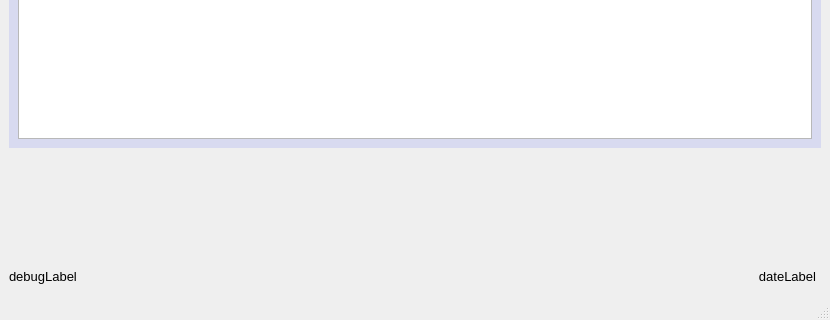
lrfbranco/soft-robotics-gui, file soft-robotics-gui/mainwindow.ui: the form before one commit; both pictures show x 0 to 830 and y 338 to 658 of the 830 by 658 pixel window.
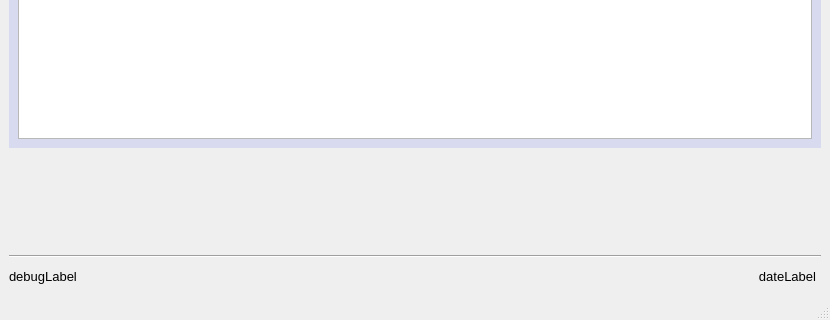
The form after the commit. Icons and pictures are not drawn.

Commit message: Added horizontal line in design

```diff
--- a/soft-robotics-gui/mainwindow.ui
+++ b/soft-robotics-gui/mainwindow.ui
@@ -707,6 +707,13 @@
       </property>
      </spacer>
     </item>
+    <item>
+     <widget class="Line" name="line">
+      <property name="orientation">
+       <enum>Qt::Horizontal</enum>
+      </property>
+     </widget>
+    </item>
     <item>
      <layout class="QHBoxLayout" name="horizontalLayout_2">
       <item>
```
The commit also changes 1 other file.
